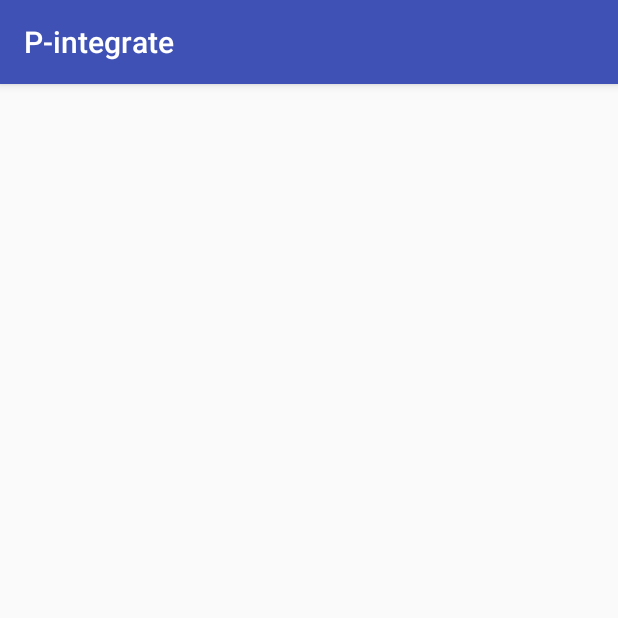
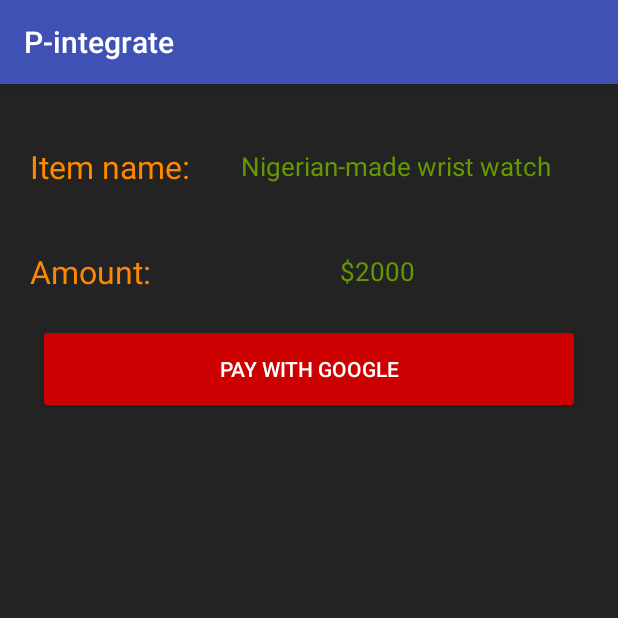
Before and after one commit to TaslimOseni/P-integrate, an Android app: the GooglePayActivity screen opened directly, with no data from a screen before it, on a phone screen of 412 x 824 dp, the top half of it. Run offline under Robolectric (Android 15) with nearby library versions, the phone set to English and light mode, and no system bars.

Commit message:
Finished crude UI for Google pay fragment

```diff
--- a/app/src/main/res/layout/activity_google_pay.xml
+++ b/app/src/main/res/layout/activity_google_pay.xml
@@ -3,6 +3,76 @@
     xmlns:tools="http://schemas.android.com/tools"
     android:layout_width="match_parent"
     android:layout_height="match_parent"
+    android:background="#232323"
     tools:context=".GooglePayActivity">
 
+    <LinearLayout
+        android:layout_width="match_parent"
+        android:layout_height="wrap_content"
+        android:layout_marginStart="10dp"
+        android:layout_marginEnd="10dp"
+        android:layout_marginTop="20dp"
+        android:orientation="vertical">
+
+        <LinearLayout
+            android:layout_width="match_parent"
+            android:layout_height="70dp"
+            android:orientation="horizontal">
+
+            <TextView
+                android:layout_width="wrap_content"
+                android:layout_height="match_parent"
+                android:text="Item name:"
+                android:textSize="21sp"
+                android:gravity="center"
+                android:textColor="@android:color/holo_orange_dark"
+                android:paddingStart="10dp"
+                android:paddingEnd="0dp"/>
+
+            <TextView
+                android:layout_width="match_parent"
+                android:layout_height="match_parent"
+                android:text="Nigerian-made wrist watch"
+                android:gravity="center"
+                android:textSize="17sp"
+                android:textColor="@android:color/holo_green_dark"/>
+
+        </LinearLayout>
+
+
+        <LinearLayout
+            android:layout_width="match_parent"
+            android:layout_height="70dp"
+            android:orientation="horizontal">
+
+            <TextView
+                android:layout_width="wrap_content"
+                android:layout_height="match_parent"
+                android:text="Amount:"
+                android:textSize="21sp"
+                android:gravity="center"
+                android:paddingStart="10dp"
+                android:textColor="@android:color/holo_orange_dark"
+                android:paddingEnd="0dp"/>
+
+            <TextView
+                android:layout_width="match_parent"
+                android:layout_height="match_parent"
+                android:text="$2000"
+                android:gravity="center"
+                android:textSize="17sp"
+                android:textColor="@android:color/holo_green_dark"/>
+
+        </LinearLayout>
+
+        <Button
+            android:layout_width="match_parent"
+            android:layout_height="60dp"
+            android:text="Pay with Google"
+            android:backgroundTint="@android:color/holo_red_dark"
+            android:textColor="#ffffff"
+            android:layout_marginStart="15dp"
+            android:layout_marginEnd="15dp"/>
+    </LinearLayout>
+
 </RelativeLayout>
```
Also changed, not shown: app/src/main/java/apps/dabinu/com/p_integrate/GooglePayActivity.java (line endings or trailing spaces).
